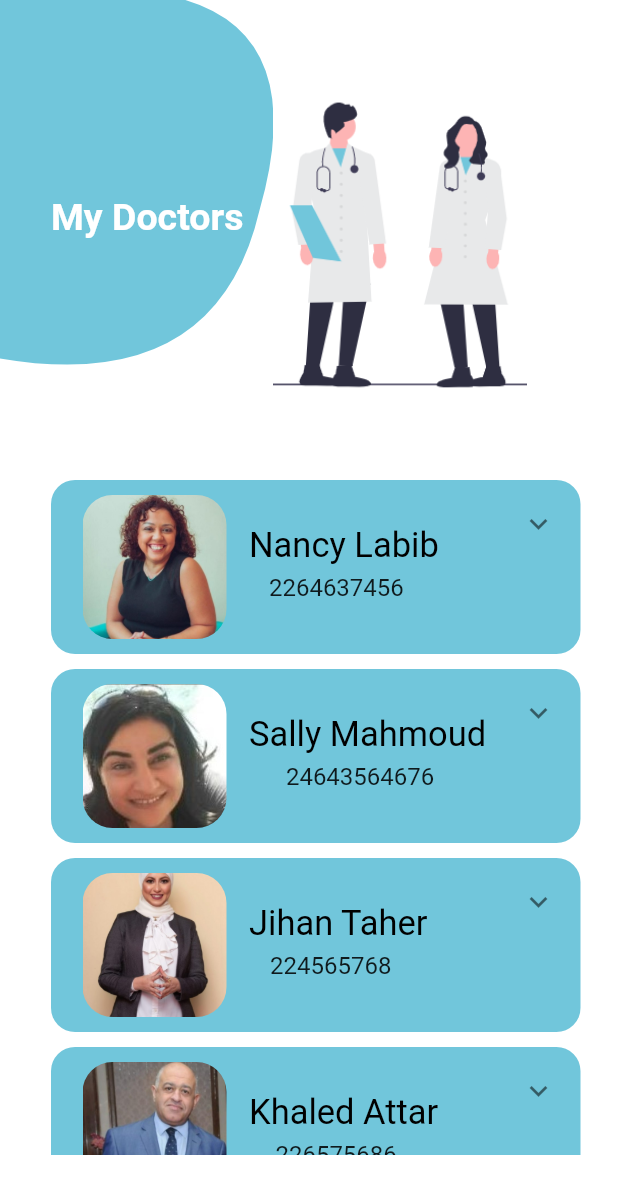
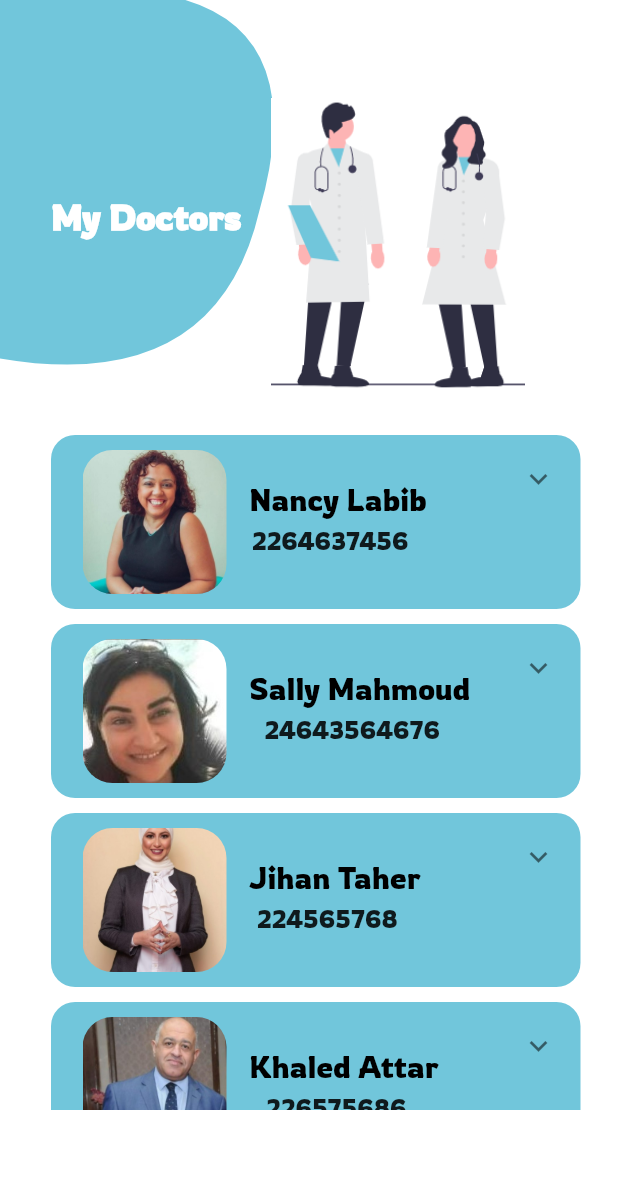
Before and after one commit to Nadineh-dev/Autikid_application, a Flutter app: the screen it shows after launch, item 2 of the bottom bar chosen, after a tap on "My doctors", on a phone screen of 412 x 824 dp. Shown: the top 1194 px of the screen. Run offline on Flutter 3.47's test engine with Material 2 defaults, Android fonts, the phone set to English and light mode, and no system bars; our stand-ins replace animated_splash_screen, bloc, carousel_slider, chat_bubbles, conditional_builder_null_safety, dio and 3 more; missing offline and left inert: dialogflow_grpc; accounts and stored records are empty; project files that could hold a hidden picture were left out.

Commit message:
face detection commit

```diff
--- a/lib/main.dart
+++ b/lib/main.dart
@@ -23,11 +23,17 @@ class AutikidApp extends StatelessWidget {
 
   @override
   Widget build(BuildContext context) {
-    return MaterialApp(routes: {
-      HomeScreen.id: (context) {
-        return const HomeScreen();
-      }
-    }, debugShowCheckedModeBanner: false, home: const HomeScreen()
+    return MaterialApp(
+        theme: ThemeData(
+          fontFamily: 'Rowdies',
+        ),
+        routes: {
+          HomeScreen.id: (context) {
+            return const HomeScreen();
+          }
+        },
+        debugShowCheckedModeBanner: false,
+        home: const HomeScreen()
         // AnimatedSplashScreen(
         //     duration: 3000,
         //     splash: "assets/images/photo_2023-03-19_02-11-31.jpg",
--- a/lib/screens/categories_scree.dart
+++ b/lib/screens/categories_scree.dart
@@ -1,7 +1,5 @@
 import 'package:flutter/material.dart';
-import 'package:project2/constants/colors.dart';
 import 'package:project2/screens/face_detecion_screen.dart';
-import 'package:project2/screens/mycommunity_screen.dart';
 import 'package:project2/screens/mydoctors_screen.dart';
 import 'package:project2/screens/myguide_screen.dart';
 import 'package:project2/widgets/category.dart';
@@ -13,8 +11,7 @@ class CategoriesScreen extends StatelessWidget {
   Widget build(BuildContext context) {
     return Scaffold(
       backgroundColor: Colors.white,
-      body: Column(mainAxisAlignment: MainAxisAlignment.center,
-       children: [
+      body: Column(mainAxisAlignment: MainAxisAlignment.center, children: [
         DefaultCategory(
             categoryText: "My doctors",
             function: () {
--- a/lib/screens/face_detecion_screen.dart
+++ b/lib/screens/face_detecion_screen.dart
@@ -1,6 +1,5 @@
 import 'package:flutter/material.dart';
 import 'package:project2/constants/colors.dart';
-
 import 'dart:convert';
 import 'dart:io';
 import 'package:dio/dio.dart';
@@ -99,7 +98,7 @@ class _FaceDetectionScreenState extends State<FaceDetectionScreen> {
             padding: EdgeInsets.only(top: 70, bottom: 30),
             child: Text(
               "Upload your child image",
-              style: TextStyle(fontSize: 30, color: Color(0xff71c6db)),
+              style: TextStyle(fontSize: 30, color: Color(0xff71c6db),),
             ),
           ),
           Padding(
--- a/lib/screens/home2_screen.dart
+++ b/lib/screens/home2_screen.dart
@@ -73,7 +73,7 @@ class Home2Screen extends StatelessWidget {
                             child: const Text(
                               "Understand your kid",
                               style: TextStyle(
-                                  fontSize: 30, color: MyColors.myGrey),
+                                  fontSize: 28, color: MyColors.myGrey),
                             )),
                       )
                     ],
--- a/lib/screens/mydoctors_screen.dart
+++ b/lib/screens/mydoctors_screen.dart
@@ -35,7 +35,7 @@ class MyDoctorsScreen extends StatelessWidget {
                             "My Doctors",
                             style: TextStyle(
                               color: Colors.white,
-                              fontSize: 25,
+                              fontSize: 23,
                               fontWeight: FontWeight.w700,
                             ),
                                                    ),
@@ -55,9 +55,7 @@ class MyDoctorsScreen extends StatelessWidget {
                       const SizedBox(
                         height: 10,
                       ),
-                      const SizedBox(
-                        height: 30,
-                      ),
+
                       Container(
                         height: 450,
                         child: SingleChildScrollView(
--- a/lib/widgets/category.dart
+++ b/lib/widgets/category.dart
@@ -234,7 +234,7 @@ Container myExpansionTile({
                 padding: const EdgeInsets.only(left: 10),
                 child: Text(
                   "$doctorsName",
-                  style: TextStyle(fontSize: 23, color: Colors.black),
+                  style: TextStyle(fontSize: 20, color: Colors.black),
                 ),
               ),
               Padding(
--- a/pubspec.yaml
+++ b/pubspec.yaml
@@ -69,6 +69,10 @@ flutter:
   uses-material-design: true
 
   # To add assets to your application, add an assets section, like this:
+  fonts:
+    - family: Rowdies
+      fonts:
+        - asset: assets/fonts/Rowdies-Regular.ttf
   assets:
     - assets/images/
     - assets/
```
Also changed, not shown: lib/screens/mycommunity_screen.dart (deleted, +0 -25 lines), assets/fonts/Rowdies-Regular.ttf (added).
